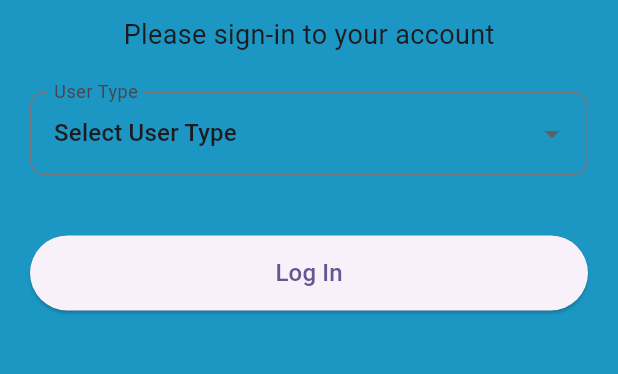
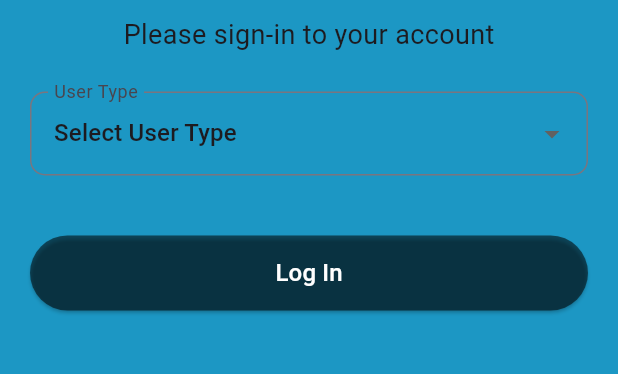
Before and after one commit to DroneBreaker/Flutter-Invoice-App, a Flutter app: the screen it shows after launch, after a tap on "Click to Login", on a phone screen of 412 x 824 dp, the part 291-665 px from its top. Run offline on Flutter 3.47's test engine with Material 3 defaults, Android fonts, the phone set to English and light mode, and no system bars.

Commit message:
Made few ui changes to button and text color in login

```diff
--- a/lib/screens/login.dart
+++ b/lib/screens/login.dart
@@ -73,6 +73,9 @@ class _LoginPageState extends State<LoginPage> {
                     width: double.infinity,
                     height: 50,
                     child: ElevatedButton(
+                      style: ElevatedButton.styleFrom(
+                          backgroundColor: Colors.black54,
+                          foregroundColor: Colors.white),
                       onPressed: () {
                         if (_formKey.currentState!.validate()) {
                           // Handle form submission
@@ -202,9 +205,6 @@ class _LoginPageState extends State<LoginPage> {
     businessTINController.dispose();
     usernameController.dispose();
     passwordController.dispose();
-    companyController.dispose();
-    roleController.dispose();
-    educationController.dispose();
     super.dispose();
   }
 }
```
